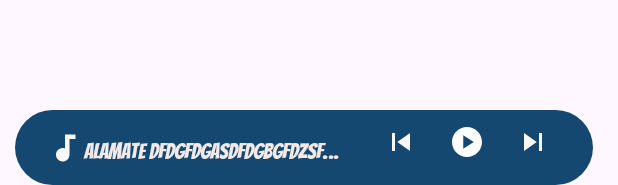
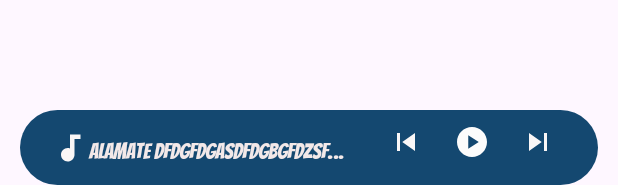
Before and after one commit to ata-mvssghi/musicPlayer-ExoPlayer, an Android app: the layout fragment_preview.xml on its own in the app's theme, with its tools: preview values and no code run, on a phone screen of 412 x 824 dp. Shown: the part 1051-1236 px from the top of the screen. Run offline under Robolectric (Android 15) with nearby library versions, the phone set to English and light mode, and no system bars.

Commit message:
small changes

```diff
--- a/app/src/main/res/layout/fragment_preview.xml
+++ b/app/src/main/res/layout/fragment_preview.xml
@@ -34,7 +34,6 @@
             android:background="@drawable/round_corners"
             app:layout_constraintBottom_toBottomOf="parent"
             app:layout_constraintEnd_toEndOf="parent"
-            app:layout_constraintHorizontal_bias="0.384"
             app:layout_constraintStart_toStartOf="parent">
 
             <TextView
```
